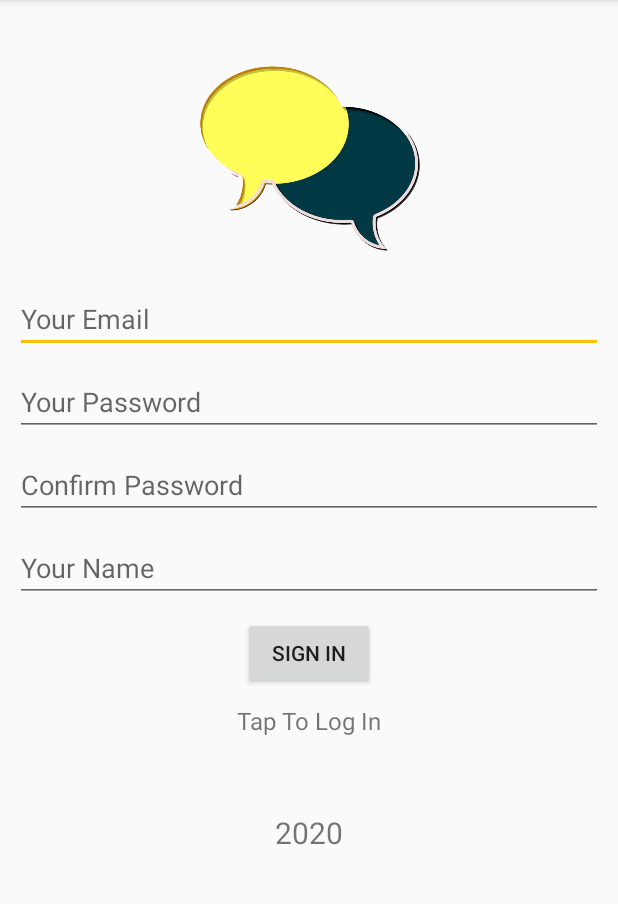
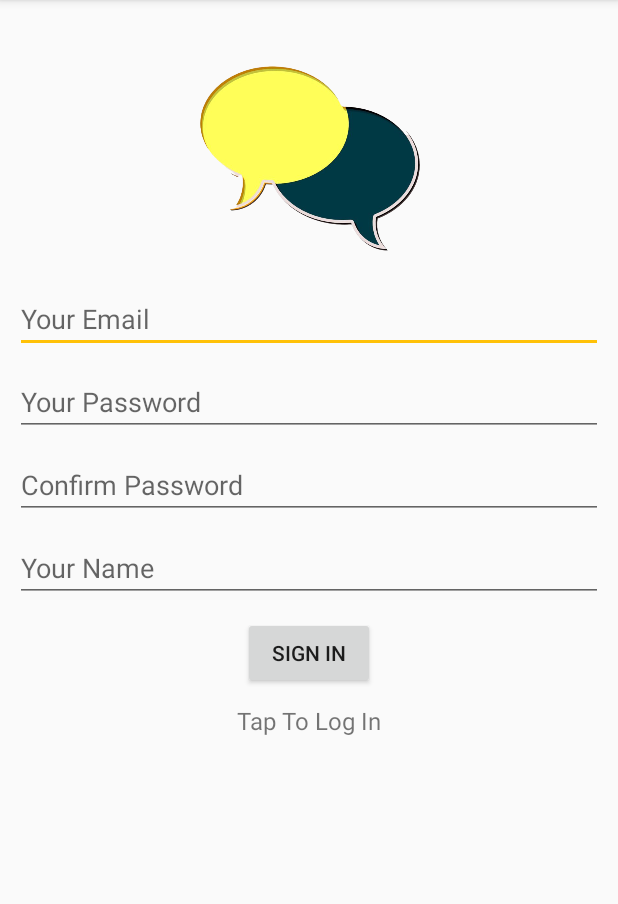
Before and after one commit to keize/AwesomeChat, an Android app: the screen it shows after launch (SignInActivity), on a phone screen of 412 x 824 dp, the part 84-988 px from its top. Run offline under Robolectric (Android 15) with nearby library versions, the phone set to English and light mode, and no system bars; our stand-ins replace Firebase (no records; nobody signed in at launch, a user with empty details on screens opened directly).

```diff
--- a/app/src/main/res/layout/activity_sign_in.xml
+++ b/app/src/main/res/layout/activity_sign_in.xml
@@ -67,16 +67,5 @@
         android:layout_width="wrap_content"
         android:layout_height="wrap_content"/>
 
-    <TextView
-        android:layout_width="wrap_content"
-        android:layout_height="wrap_content"
-        android:layout_margin="50dp"
-        android:textSize="20sp"
-        android:text="2020"
-        android:layout_gravity="center_horizontal">
-
-    </TextView>
-
-
 
 </LinearLayout>
--- a/app/src/main/res/values/strings.xml
+++ b/app/src/main/res/values/strings.xml
@@ -1,3 +1,4 @@
 <resources>
     <string name="app_name">Awesome Chat!</string>
+
 </resources>
```
Also changed, not shown: app/src/main/java/com/example/awesomechat/AwesomeMessage.java (+7 -0 lines), app/src/main/java/com/example/awesomechat/AwesomeMessageAdapter.java (+3 -16 lines), app/src/main/java/com/example/awesomechat/ChatActivity.java (+14 -62 lines), app/src/main/java/com/example/awesomechat/MessegeDate.java (deleted, +0 -17 lines).
